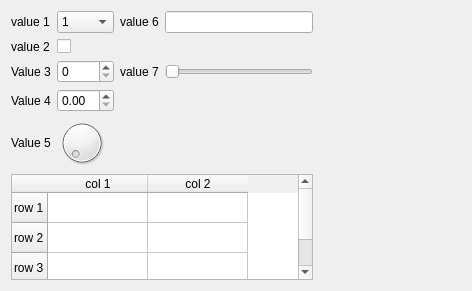
This is ScriptCommunicator/exampleScripts/WorkerScripts/CyclicSendReceive/CyclicSend.ui in szieke/ScriptCommunicator_serial-terminal as Qt 5 draws it before an edit. The edited form follows.
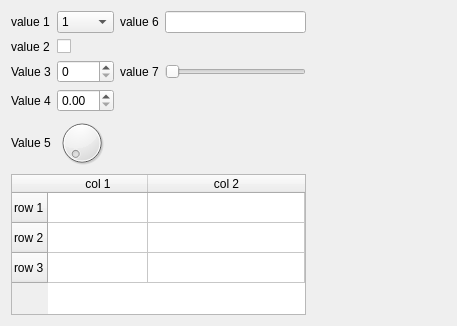
This is the edited form.

```diff
--- a/ScriptCommunicator/exampleScripts/WorkerScripts/CyclicSendReceive/CyclicSend.ui
+++ b/ScriptCommunicator/exampleScripts/WorkerScripts/CyclicSendReceive/CyclicSend.ui
@@ -6,8 +6,8 @@
    <rect>
     <x>0</x>
     <y>0</y>
-    <width>472</width>
-    <height>291</height>
+    <width>457</width>
+    <height>326</height>
    </rect>
   </property>
   <property name="windowTitle">
@@ -165,6 +165,9 @@
      <property name="showGrid">
       <bool>true</bool>
      </property>
+     <attribute name="horizontalHeaderStretchLastSection">
+      <bool>true</bool>
+     </attribute>
      <row>
       <property name="text">
        <string>row 1</string>
```
